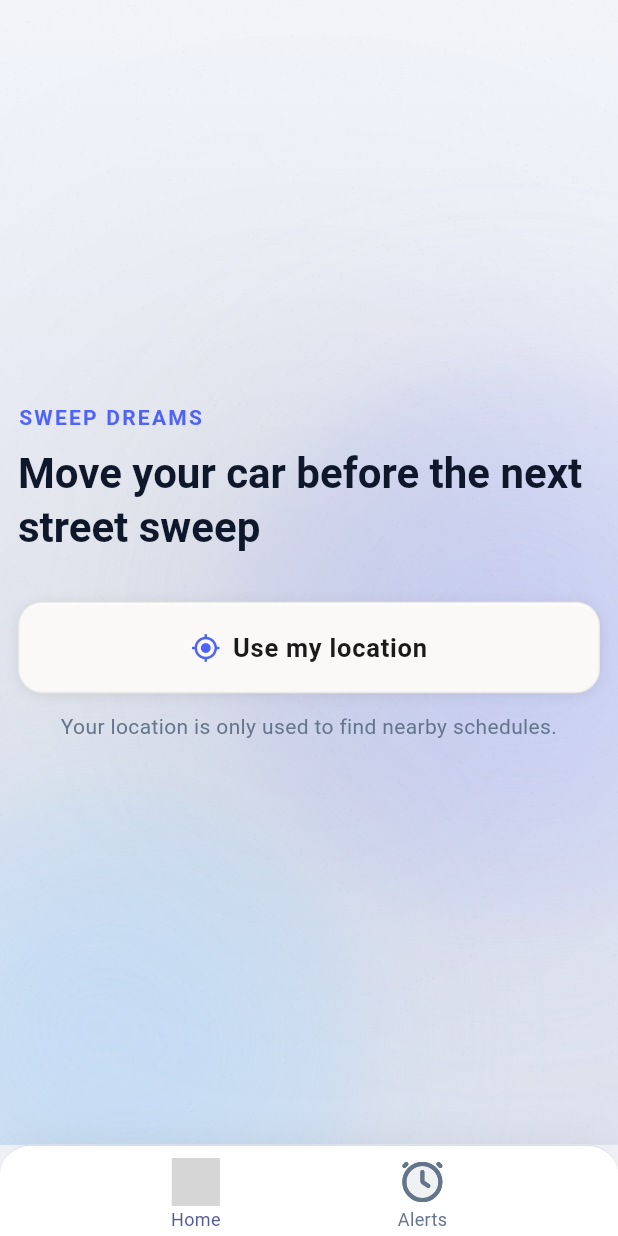
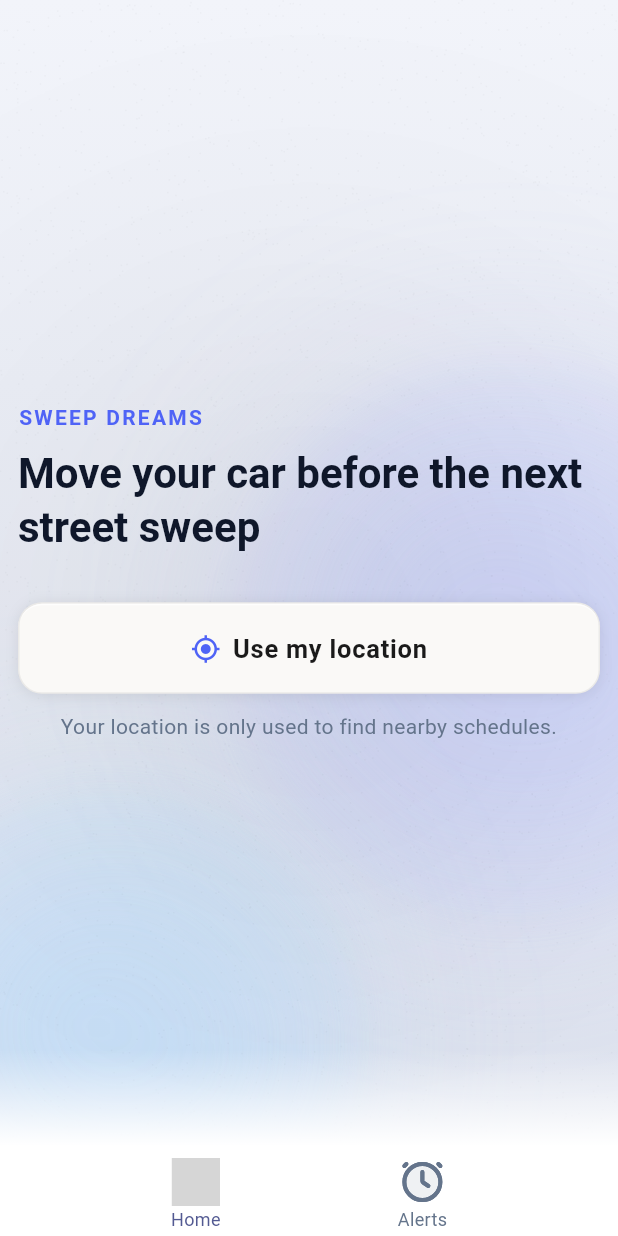
Before and after one commit to elucherini/sweep-dreams, a Flutter app: the screen it shows after launch, on a phone screen of 412 x 824 dp. Run offline on Flutter 3.47's test engine with Material 3 defaults, Android fonts, the phone set to English and light mode, and no system bars; our stand-ins replace firebase_core, firebase_messaging, flutter_svg, geolocator; missing offline and left inert: dart:html; accounts and stored records are empty; network calls fail; grey boxes are pictures that could not be loaded.

Commit message:
Add experimental faded menu

```diff
--- a/flutter_app/lib/screens/main_shell.dart
+++ b/flutter_app/lib/screens/main_shell.dart
@@ -39,28 +39,12 @@ class _MainShellState extends State<MainShell> {
           ],
         ),
       ),
-      bottomNavigationBar: Container(
-        margin: EdgeInsets.zero,
-        decoration: BoxDecoration(
+      bottomNavigationBar: Stack(
+        clipBehavior: Clip.none,
+        children: [
+          // Base opaque background (full bar height)
+          Container(
             color: AppTheme.surface,
-          borderRadius: const BorderRadius.only(
-            topLeft: Radius.circular(20),
-            topRight: Radius.circular(20),
-          ),
-          border: Border(
-            top: BorderSide(
-              color: AppTheme.border.withValues(alpha: 0.85),
-              width: 0.8,
-            ),
-          ),
-          boxShadow: [
-            BoxShadow(
-              color: Colors.black.withValues(alpha: 0.04),
-              blurRadius: 18,
-              offset: const Offset(0, -6),
-            ),
-          ],
-        ),
             child: SafeArea(
               top: false,
               minimum: const EdgeInsets.only(bottom: 0),
@@ -83,6 +67,27 @@ class _MainShellState extends State<MainShell> {
                 ),
               ),
             ),
+          ),
+          // Top gradient overlay extending above the bar
+          Positioned(
+            top: -64,
+            left: 0,
+            right: 0,
+            height: 64,
+            child: Container(
+              decoration: BoxDecoration(
+                gradient: LinearGradient(
+                  begin: Alignment.topCenter,
+                  end: Alignment.bottomCenter,
+                  colors: [
+                    AppTheme.surface.withValues(alpha: 0),
+                    AppTheme.surface,
+                  ],
+                ),
+              ),
+            ),
+          ),
+        ],
       ),
     );
   }
```
Lines whose indentation alone changed are shown as unchanged.
